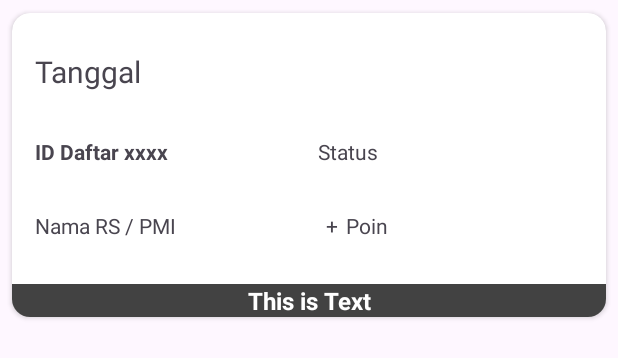
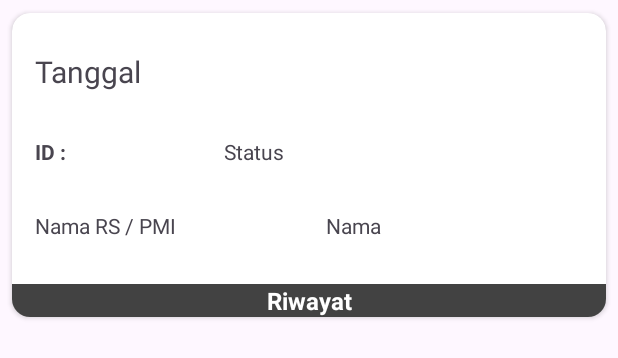
Before and after one commit to mdhkrmd/donorin, an Android app: the layout rv_riwayat_item.xml on its own in the app's theme, with its tools: preview values and no code run, on a phone screen of 412 x 824 dp. Shown: the top 358 px of the screen. Run offline under Robolectric (Android 15) with nearby library versions, the phone set to English and light mode, and no system bars.

Commit message:
update riwayat

```diff
--- a/app/src/main/java/com/example/donorin/RetroServer.java
+++ b/app/src/main/java/com/example/donorin/RetroServer.java
@@ -4,7 +4,7 @@ import retrofit2.Retrofit;
 import retrofit2.converter.gson.GsonConverterFactory;
 
 public class RetroServer {
-    public static final String BASE_URL = "https://donorin-3tgno6dl4q-et.a.run.app/";
+    public static final String BASE_URL = "https://3cd6-125-164-19-245.ngrok-free.app/";
 
     public static RetrofitAPI getRetrofitAPI() {
         return new Retrofit.Builder()
--- a/app/src/main/res/layout/rv_riwayat_item.xml
+++ b/app/src/main/res/layout/rv_riwayat_item.xml
@@ -17,6 +17,7 @@
             android:orientation="vertical">
 
             <TextView
+                android:id="@+id/txtTanggal"
                 android:layout_width="wrap_content"
                 android:layout_height="wrap_content"
                 android:text="Tanggal"
@@ -31,12 +32,19 @@
                 android:layout_marginTop="30dp">
 
                 <TextView
+                    android:layout_width="wrap_content"
+                    android:layout_height="wrap_content"
+                    android:text="ID :"
+                    android:textStyle="bold"
+                    android:layout_marginLeft="15dp"/>
+
+                <TextView
                     android:id="@+id/txtId"
                     android:layout_width="wrap_content"
                     android:layout_height="wrap_content"
-                    android:text="ID Daftar xxxx"
+                    android:text=""
                     android:textStyle="bold"
-                    android:layout_marginLeft="15dp"/>
+                    android:layout_marginLeft="5dp"/>
 
                 <TextView
                     android:id="@+id/txtStatus"
@@ -61,17 +69,12 @@
                     android:layout_marginLeft="15dp"/>
 
                 <TextView
+                    android:id="@+id/txtNama"
                     android:layout_width="wrap_content"
                     android:layout_height="wrap_content"
-                    android:text="+"
+                    android:text="Nama"
                     android:layout_marginLeft="100dp"/>
 
-                <TextView
-                    android:id="@+id/txtPoin"
-                    android:layout_width="wrap_content"
-                    android:layout_height="wrap_content"
-                    android:text="Poin"
-                    android:layout_marginLeft="5dp"/>
 
             </LinearLayout>
 
@@ -86,7 +89,7 @@
             android:layout_alignParentBottom="true"
             android:background="@color/cardview_dark_background"
             android:gravity="center"
-            android:text="This is Text"
+            android:text="Riwayat"
             android:textColor="@color/white"
             android:textSize="16sp"
             android:textStyle="bold"/>
```
Also changed, not shown: app/src/main/java/com/example/donorin/riwayatAdapter.java (+7 -2 lines), app/src/main/java/com/example/donorin/riwayatData.java (+11 -0 lines).
